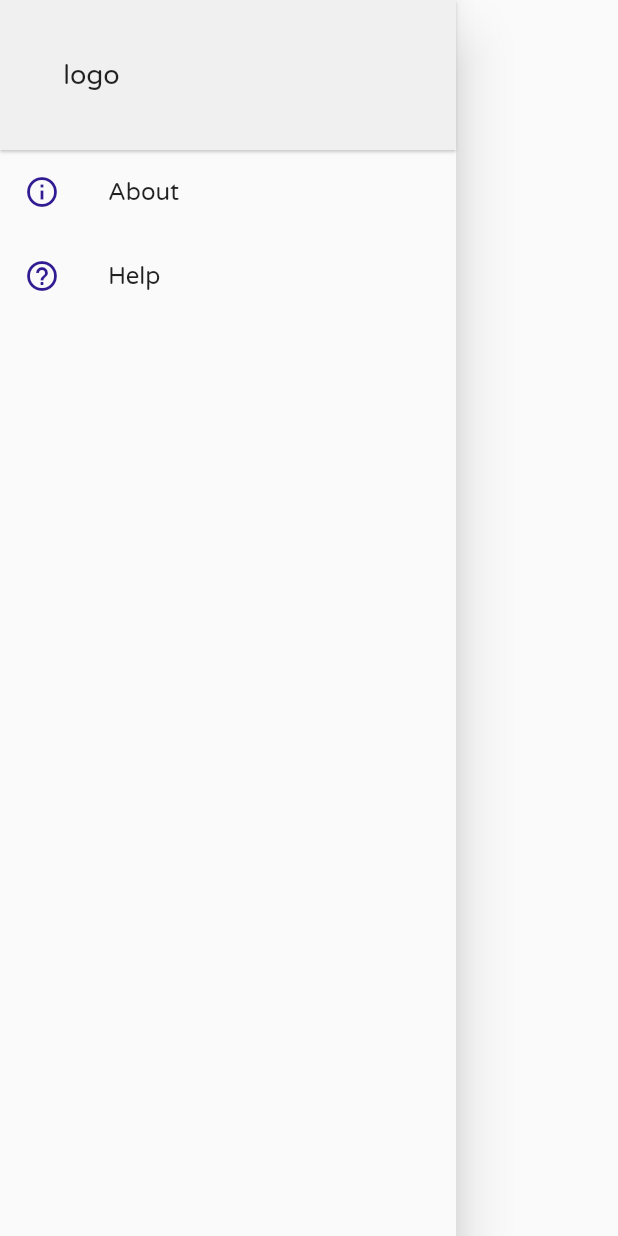
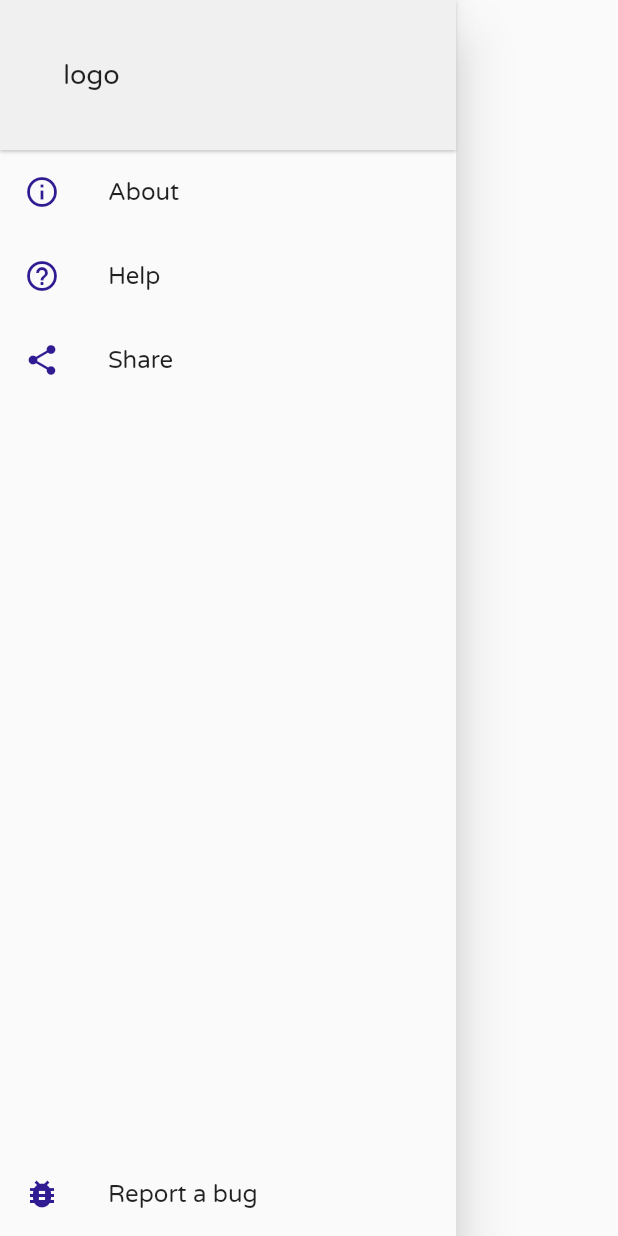
Before and after one commit to rishabhxcode/two_blocks, a Flutter app: the AppDrawer widget shown alone on an empty page, opened directly, on a phone screen of 412 x 824 dp. Run offline on Flutter 3.47's test engine with Material 2 defaults, Android fonts, the phone set to English and light mode, and no system bars; our stand-ins replace shared_preferences; accounts and stored records are empty.

Commit message:
time over fix

```diff
--- a/lib/constants.dart
+++ b/lib/constants.dart
@@ -18,7 +18,6 @@ class Constants {
   /*TextStyles*/
   static const TextStyle textStyle1 =
       TextStyle(fontSize: 14, color: Colors.black);
-
   static const TextStyle textStyle2 = TextStyle(fontSize: 50);
   static const TextStyle textStyle3 = TextStyle(fontSize: 40);
   /* shadows */
--- a/lib/questions/one_block_questions.dart
+++ b/lib/questions/one_block_questions.dart
@@ -23,7 +23,8 @@ class OneBlockQuestions {
   bool _opt3Checker;
   bool _opt4Checker;
 
-  int _level;
+  int _level = 0;
+  int _count = 0;
 
   dynamic _choiceAnswer = '';
 //message
@@ -75,15 +76,11 @@ class OneBlockQuestions {
     _variable1 = var1Generator(_operation);
     _variable2 = var2Generator(_operation, _variable1);
     print(_operation);
-    print('var1 : $_variable1');
-    print('var2 : $_variable2');
     if (_operation == Constants.divide) {
       int temp = _variable1;
       _variable1 = _variable2;
       _variable2 = temp;
     }
-    print('var1 : $_variable1');
-    print('var2 : $_variable2');
     _result = resultGenerator(_operation, _variable1, _variable2);
     _buttonSelected = buttonSelected();
     _choiceSelected = getChoiceSelected();
@@ -145,7 +142,6 @@ class OneBlockQuestions {
         if (_lives == 0) {
           _isInCorrect = false;
           Future.delayed(Duration(milliseconds: 1500), () {
-
             routeToGameOverScreen();
           });
         }
--- a/lib/questions/two_block_questions.dart
+++ b/lib/questions/two_block_questions.dart
@@ -759,6 +759,16 @@ class TwoBlockQuestions {
 
   onTimeFinished(double seconds, int time, {Function route}) {
     if (seconds == time) {
+      if (_answerA == _optA1) shadowA1.set(Constants.greenShadow);
+      if (_answerA == _optA2) shadowA2.set(Constants.greenShadow);
+      if (_answerA == _optA3) shadowA3.set(Constants.greenShadow);
+      if (_answerA == _optA4) shadowA4.set(Constants.greenShadow);
+      if (_answerB == _optB1) shadowB1.set(Constants.greenShadow);
+      if (_answerB == _optB2) shadowB2.set(Constants.greenShadow);
+      if (_answerB == _optB3) shadowB3.set(Constants.greenShadow);
+      if (_answerB == _optB4) shadowB4.set(Constants.greenShadow);
+      _choice1Ans = '$_answerA';
+      _choice2Ans = '$_answerB';
       _lives--;
       print('LIVES: $_lives');
       if (_lives == 0) {
--- a/lib/screens/drawer.dart
+++ b/lib/screens/drawer.dart
@@ -10,7 +10,10 @@ class _AppDrawerState extends State<AppDrawer> {
   @override
   Widget build(BuildContext context) {
     return Drawer(
-      child: ListView(
+      child: Column(
+        mainAxisAlignment: MainAxisAlignment.spaceBetween,
+        children: <Widget>[
+          Column(
             children: <Widget>[
               Container(
                 height: 100,
@@ -33,11 +36,30 @@ class _AppDrawerState extends State<AppDrawer> {
                   Icons.info_outline,
                   color: Colors.deepPurple.shade900,
                 ),
+                onTap: () {},
               ),
               ListTile(
                 title: Text('Help'),
                 leading: Icon(
                   Icons.help_outline,
+                  color: Colors.deepPurple.shade900,
+                ),
+                onTap: () {},
+              ),
+              ListTile(
+                title: Text('Share'),
+                leading: Icon(
+                  Icons.share,
+                  color: Colors.deepPurple.shade900,
+                ),
+                onTap: () {},
+              )
+            ],
+          ),
+          ListTile(
+            title: Text('Report a bug'),
+            leading: Icon(
+              Icons.bug_report,
               color: Colors.deepPurple.shade900,
             ),
             onTap: () {},
```
Also changed, not shown: lib/screens/two_block_playground.dart (+0 -12 lines). Lines whose indentation alone changed are shown as unchanged.
